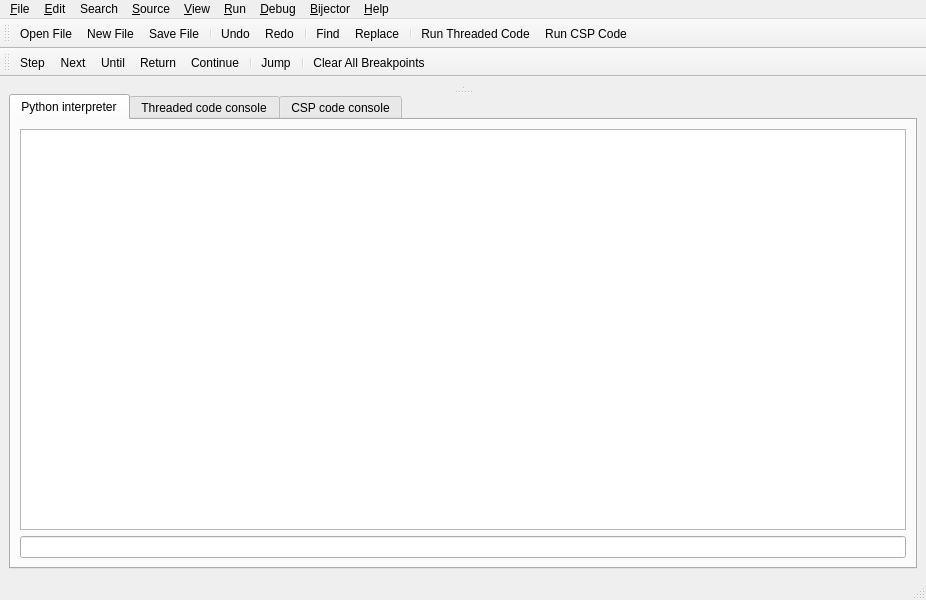
Old version of the form src/gui/bijector_main.ui in the repository snim2/pybijector.
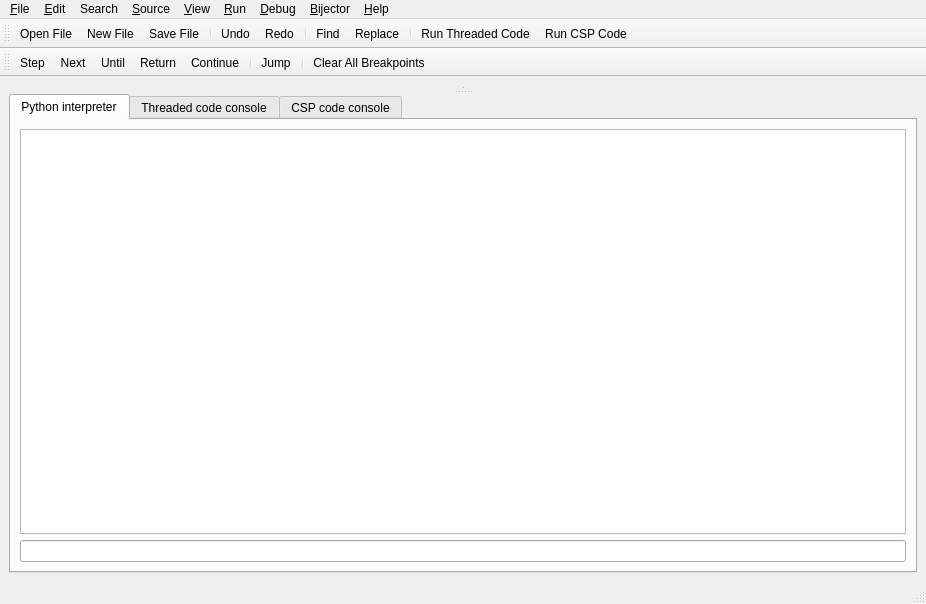
New version of the form. Custom widgets are drawn as their Qt base class.

Commit message: Added SLOTS to toggle focus between consoles.

The edit to the form file:
```diff
--- a/src/gui/bijector_main.ui
+++ b/src/gui/bijector_main.ui
@@ -8,7 +8,7 @@
     <x>0</x>
     <y>0</y>
     <width>926</width>
-    <height>600</height>
+    <height>604</height>
    </rect>
   </property>
   <property name="windowTitle">
```
Left out of the diff: 88 changed lines with no effect on the pictures. The commit also changes 2 other files.
